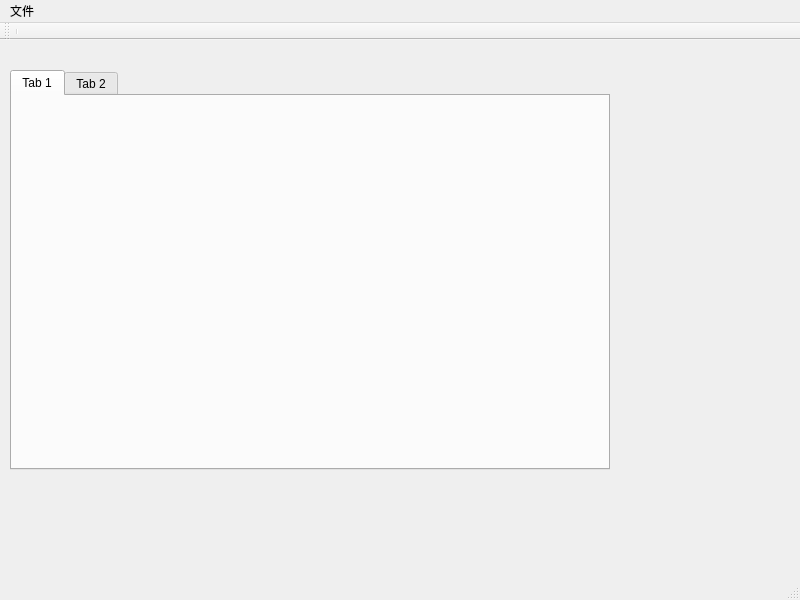
The window that mainwindow.ui (charon-cheung/QSketch) describes before a commit, drawn with Qt 5.
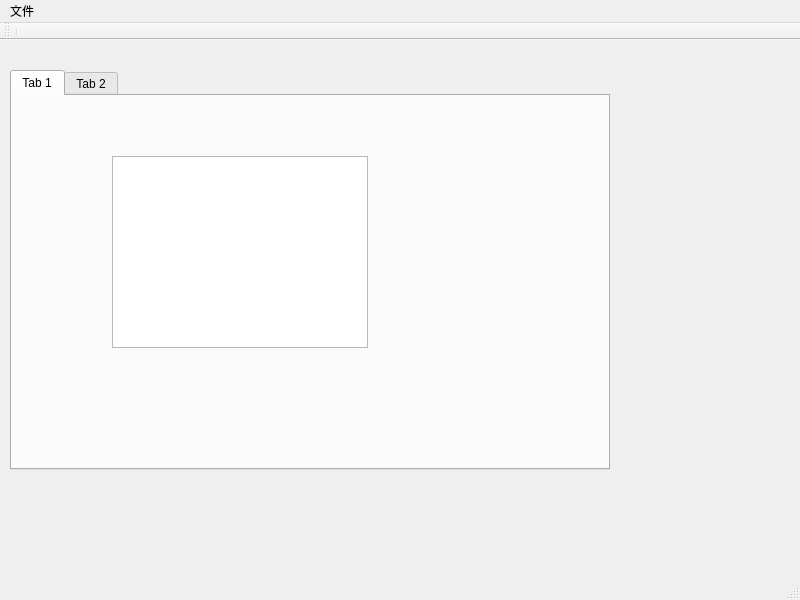
The same window after the commit. Icons and pictures are not drawn.

```diff
--- a/mainwindow.ui
+++ b/mainwindow.ui
@@ -144,6 +144,16 @@
      <attribute name="title">
       <string>Tab 1</string>
      </attribute>
+     <widget class="QGraphicsView" name="graphicsView_2">
+      <property name="geometry">
+       <rect>
+        <x>100</x>
+        <y>60</y>
+        <width>256</width>
+        <height>192</height>
+       </rect>
+      </property>
+     </widget>
     </widget>
     <widget class="QWidget" name="tab_2">
      <attribute name="title">
```
Left out of the diff: 13 changed lines with no effect on the pictures.
